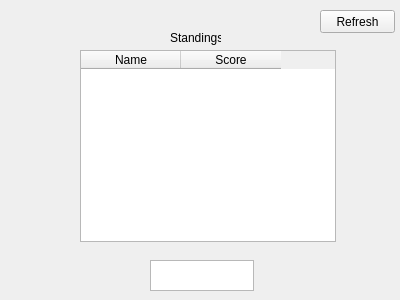
The window that tournamentRoster.ui (GFlores17/JackboxT.O.-GUI-Version) describes before a commit, drawn with Qt 5.
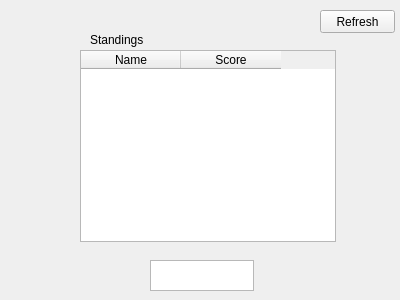
The same window after the commit.

The edit to the form file:
```diff
--- a/tournamentRoster.ui
+++ b/tournamentRoster.ui
@@ -16,10 +16,10 @@
   <widget class="QLabel" name="label">
    <property name="geometry">
     <rect>
-     <x>170</x>
+     <x>90</x>
      <y>30</y>
-     <width>51</width>
-     <height>16</height>
+     <width>241</width>
+     <height>20</height>
     </rect>
    </property>
    <property name="text">
```
